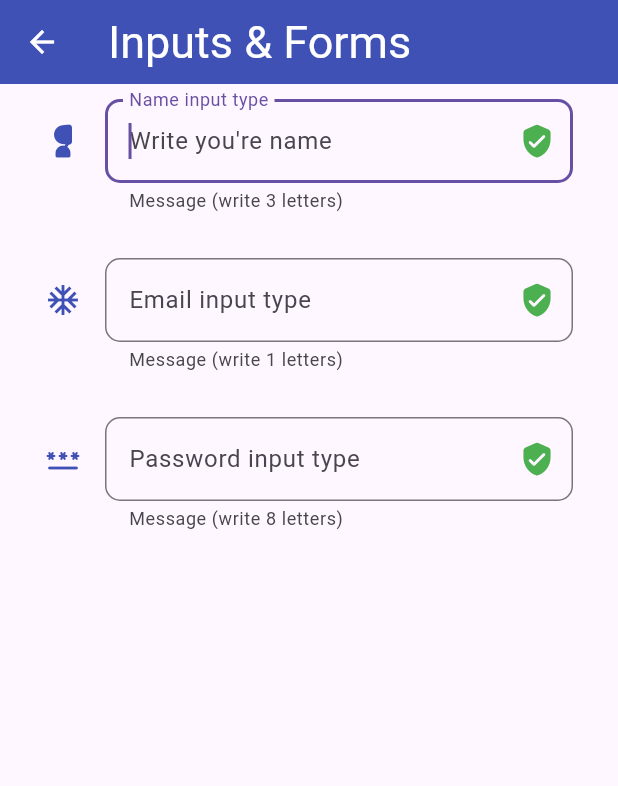
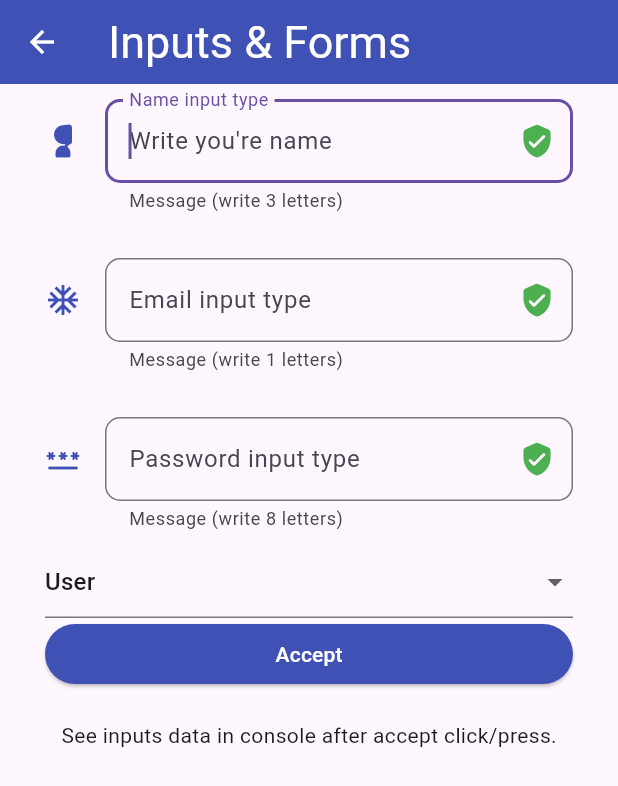
Before and after one commit to RudyCancax/flutter_components_app, a Flutter app: the InputScreen screen opened by its route, on a phone screen of 412 x 824 dp. Shown: the top 786 px of the screen. Run offline on Flutter 3.47's test engine with Material 3 defaults, Android fonts, the phone set to English and light mode, and no system bars.

Commit message:
Feat: Slider and complete imputs and form.

```diff
--- a/lib/router/app_routes.dart
+++ b/lib/router/app_routes.dart
@@ -17,7 +17,9 @@ class AppRoutes {
     MenuOption('animated-container', 'Animated Cont.',
         const AnimatedContainerScreen(), Icons.check_box_outline_blank),
     MenuOption('inputs-screen', 'Inputs & Forms', const InputScreen(),
-        Icons.input_rounded)
+        Icons.input_rounded),
+    MenuOption(
+        'slide-screen', 'Slider & Checks', const SliderScreen(), Icons.photo)
   };
 
   static Map<String, Widget Function(BuildContext)> getAppRoutes() {
--- a/lib/screens/input_screen.dart
+++ b/lib/screens/input_screen.dart
@@ -1,45 +1,87 @@
+import 'package:flutter/material.dart';
 import 'package:components_app/widgets/widgets.dart';
-import 'package:flutter/material.dart';
 
 class InputScreen extends StatelessWidget {
   const InputScreen({Key? key}) : super(key: key);
 
   @override
   Widget build(BuildContext context) {
+    final GlobalKey<FormState> myFormKey = GlobalKey<FormState>();
+
+    final Map<String, String> testForm = {
+      "name": "Cancax",
+      "email": "miemail@gmail.com",
+      "password": "1234asdf",
+      "role": "admin"
+    };
+
     return Scaffold(
         appBar: AppBar(title: const Text('Inputs & Forms')),
         body: SingleChildScrollView(
           child: Padding(
               padding: const EdgeInsets.symmetric(horizontal: 30, vertical: 10),
+              child: Form(
+                key: myFormKey,
                 child: Column(
                   children: [
-                  const CustomInput1(
+                    CustomInput1(
                         inputType: TextInputType.name,
                         equalVar: 3,
                         majorThan: 3,
-                      leftIcon: Icons.nest_cam_wired_stand),
+                        leftIcon: Icons.nest_cam_wired_stand,
+                        form: testForm,
+                        formPropertie: "name"),
                     Container(
                       height: 30,
                     ),
-                  const CustomInput1(
+                    CustomInput1(
                         inputType: TextInputType.emailAddress,
                         equalVar: 1,
                         majorThan: 5,
                         leftIcon: Icons.ac_unit_sharp,
-                  ),
+                        form: testForm,
+                        formPropertie: "email"),
                     Container(
                       height: 30,
                     ),
-                  const CustomInput1(
+                    CustomInput1(
                       inputType: TextInputType.visiblePassword,
                       equalVar: 8,
                       majorThan: 10,
                       leftIcon: Icons.password_rounded,
+                      form: testForm,
+                      formPropertie: "password",
                     ),
                     Container(
-                    height: 30,
+                      height: 10,
                     ),
+                    DropdownButtonFormField(
+                      value: "user",
+                      items: const [
+                        DropdownMenuItem(value: 'admin', child: Text("Admin")),
+                        DropdownMenuItem(value: 'user', child: Text("User"))
                       ],
+                      onChanged: (value) {
+                        testForm["role"] = value.toString();
+                        print("dropdown $value");
+                        print("form: $testForm");
+                      },
+                    ),
+                    ElevatedButton(
+                        onPressed: () {
+                          FocusScope.of(context).requestFocus(FocusNode());
+                          print(testForm);
+                        },
+                        child: const Center(
+                          child: Text("Accept"),
+                        )),
+                    Container(
+                      height: 20,
+                    ),
+                    const Text(
+                        "See inputs data in console after accept click/press."),
+                  ],
+                ),
               )),
         ));
   }
--- a/lib/screens/screens.dart
+++ b/lib/screens/screens.dart
@@ -6,3 +6,4 @@ export 'package:components_app/screens/home_screen.dart';
 export 'package:components_app/screens/list_view_screen.dart';
 export 'package:components_app/screens/list_view_screen2.dart';
 export 'package:components_app/screens/input_screen.dart';
+export 'package:components_app/screens/slider_screen.dart';
--- a/lib/widgets/inputs/custom_input1.dart
+++ b/lib/widgets/inputs/custom_input1.dart
@@ -6,6 +6,8 @@ class CustomInput1 extends StatelessWidget {
   final int majorThan;
   final IconData leftIcon;
   final TextInputType inputType;
+  final String formPropertie;
+  final Map<String, dynamic> form;
 
   const CustomInput1({
     super.key,
@@ -13,11 +15,12 @@ class CustomInput1 extends StatelessWidget {
     required this.equalVar,
     required this.majorThan,
     required this.leftIcon,
+    required this.formPropertie,
+    required this.form,
   });
 
   @override
   Widget build(BuildContext context) {
-    print(inputType);
     final textInputType = inputType.toJson()["name"].toString();
     var specificHintText = '';
 
@@ -33,7 +36,9 @@ class CustomInput1 extends StatelessWidget {
       autofocus: true,
       obscureText: textInputType.contains('visiblePassword'),
       keyboardType: inputType,
-      // onChanged: (value) {},
+      onChanged: (value) {
+        form[formPropertie] = value;
+      },
       validator: (value) {
         final valueStr = value.toString();
         if (valueStr.length == equalVar) {
```
Also changed, not shown: lib/screens/slider_screen.dart (added, +42 -0 lines). Lines whose indentation alone changed are shown as unchanged.
